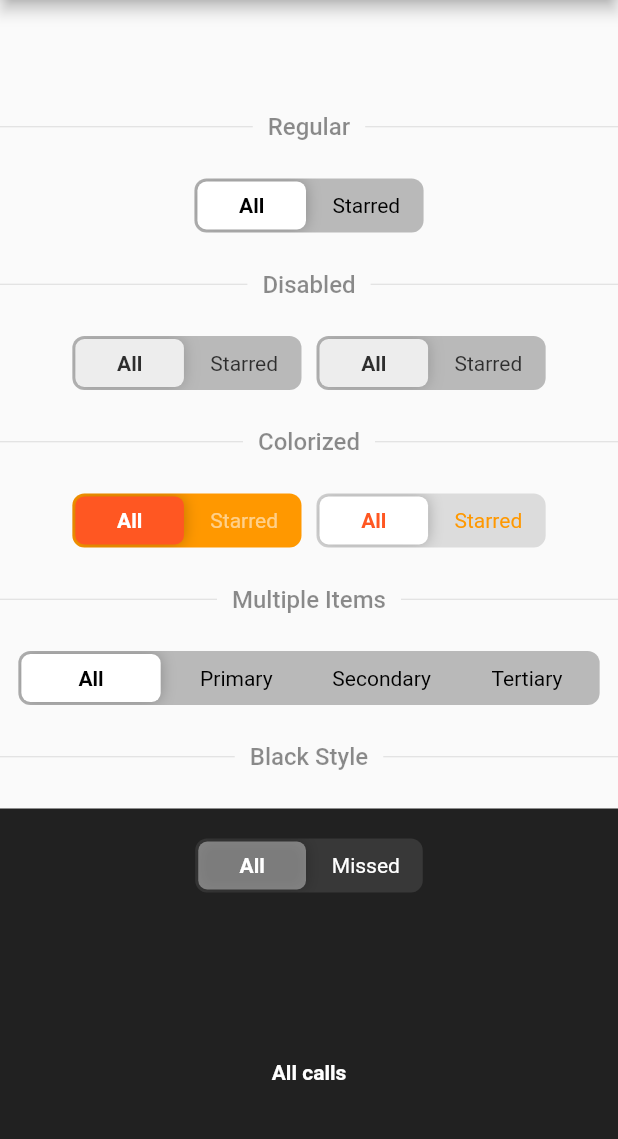
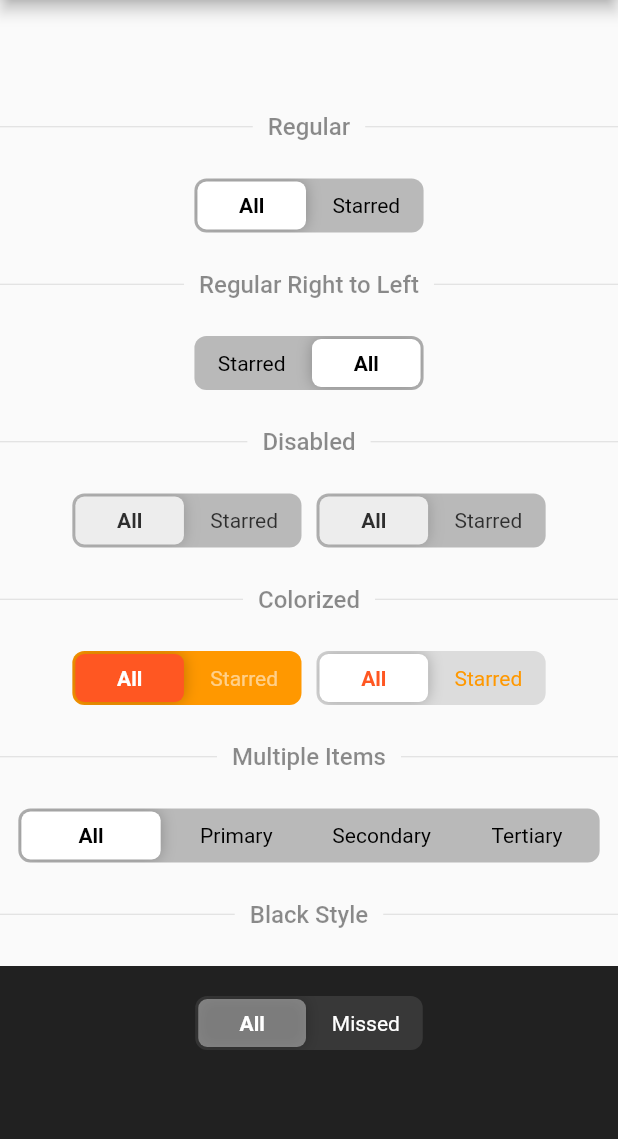
Before and after one commit to alex-melnyk/flutter_advanced_segment, a Flutter app: the screen it shows after launch, on a phone screen of 412 x 824 dp, the part 84-1223 px from its top. Run offline on Flutter 3.47's test engine with Material 2 defaults, Android fonts, the phone set to English and light mode, and no system bars.

Commit message:
Add right to left direction support

```diff
--- a/example/lib/main.dart
+++ b/example/lib/main.dart
@@ -12,6 +12,7 @@ class MyApp extends StatefulWidget {
 
 class _MyAppState extends State<MyApp> {
   final _selectedSegment_0 = AdvancedSegmentController('all');
+  final _selectedSegment_01 = AdvancedSegmentController('all');
   final _selectedSegment_1 = AdvancedSegmentController('all');
   final _selectedSegment_2 = AdvancedSegmentController('all');
   final _selectedSegment_3 = AdvancedSegmentController('all');
@@ -38,6 +39,14 @@ class _MyAppState extends State<MyApp> {
                     'starred': 'Starred',
                   },
                   controller: _selectedSegment_0,
+                ),
+                _buildLabel('Regular Right to Left'),
+                Directionality(
+                  textDirection: TextDirection.rtl,
+                  child: AdvancedSegment(
+                    controller: _selectedSegment_01,
+                    segments: {'all': 'All', 'starred': 'Starred'},
+                  ),
                 ),
                 _buildLabel('Disabled'),
                 Row(
--- a/lib/src/widget.dart
+++ b/lib/src/widget.dart
@@ -157,8 +157,8 @@ class _AdvancedSegmentState extends State<AdvancedSegment>
       builder: (context, child) {
         return Transform.translate(
           offset: Tween<Offset>(
-            begin: Offset(0, 0),
-            end: Offset(_itemSize.width * (widget.segments.length - 1), 0),
+            begin: Offset.zero,
+            end: _obtainEndOffset(Directionality.of(context)),
           )
               .animate(CurvedAnimation(
                 parent: _animationController,
@@ -263,6 +263,14 @@ class _AdvancedSegmentState extends State<AdvancedSegment>
     }
   }
 
+  Offset _obtainEndOffset(TextDirection textDirection) {
+    if (textDirection == TextDirection.rtl) {
+      return Offset(-(_itemSize.width * (widget.segments.length - 1)), 0);
+    }
+
+    return Offset(_itemSize.width * (widget.segments.length - 1), 0);
+  }
+
   @override
   void dispose() {
     _animationController.dispose();
```
